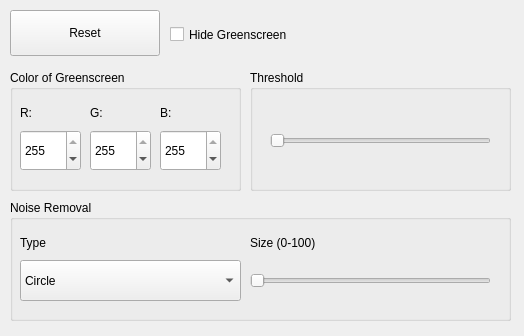
This is greenscreen.ui in niv-d/python-greenscreen as Qt 5 draws it before an edit. The edited form follows.
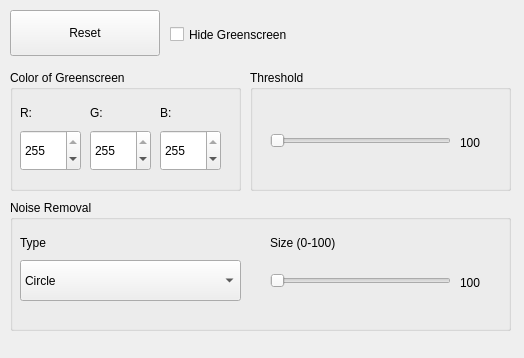
This is the edited form.

Diff of the .ui file:
```diff
--- a/greenscreen.ui
+++ b/greenscreen.ui
@@ -7,7 +7,7 @@
     <x>0</x>
     <y>0</y>
     <width>524</width>
-    <height>336</height>
+    <height>358</height>
    </rect>
   </property>
   <property name="sizePolicy">
@@ -52,7 +52,7 @@
       <x>10</x>
       <y>200</y>
       <width>501</width>
-      <height>121</height>
+      <height>131</height>
      </rect>
     </property>
     <property name="title">
@@ -99,9 +99,9 @@
     <widget class="QSlider" name="horizontalSliderNoiseSize">
      <property name="geometry">
       <rect>
-       <x>240</x>
+       <x>260</x>
        <y>60</y>
-       <width>241</width>
+       <width>181</width>
        <height>41</height>
       </rect>
      </property>
@@ -118,7 +118,7 @@
     <widget class="QLabel" name="label_2">
      <property name="geometry">
       <rect>
-       <x>240</x>
+       <x>260</x>
        <y>30</y>
        <width>251</width>
        <height>25</height>
@@ -128,6 +128,19 @@
       <string>Size (0-100)</string>
      </property>
     </widget>
+    <widget class="QLabel" name="labelSize">
+     <property name="geometry">
+      <rect>
+       <x>450</x>
+       <y>70</y>
+       <width>41</width>
+       <height>25</height>
+      </rect>
+     </property>
+     <property name="text">
+      <string>100</string>
+     </property>
+    </widget>
    </widget>
    <widget class="QGroupBox" name="groupBox_2">
     <property name="geometry">
@@ -246,14 +259,30 @@
       <rect>
        <x>20</x>
        <y>50</y>
-       <width>221</width>
+       <width>181</width>
        <height>41</height>
       </rect>
      </property>
+     <property name="maximum">
+      <number>100</number>
+     </property>
      <property name="orientation">
       <enum>Qt::Horizontal</enum>
      </property>
     </widget>
+    <widget class="QLabel" name="labelThresh">
+     <property name="geometry">
+      <rect>
+       <x>210</x>
+       <y>60</y>
+       <width>41</width>
+       <height>25</height>
+      </rect>
+     </property>
+     <property name="text">
+      <string>100</string>
+     </property>
+    </widget>
    </widget>
    <widget class="QFrame" name="frame">
     <property name="geometry">
```
Left out of the diff: 37 changed lines with no effect on the pictures.
